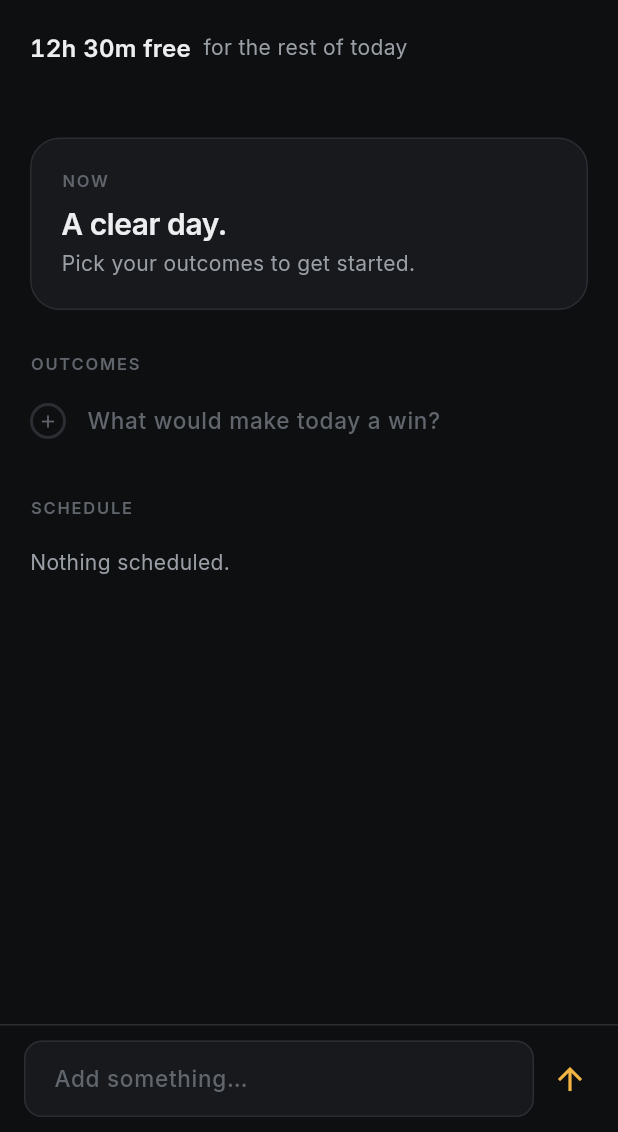
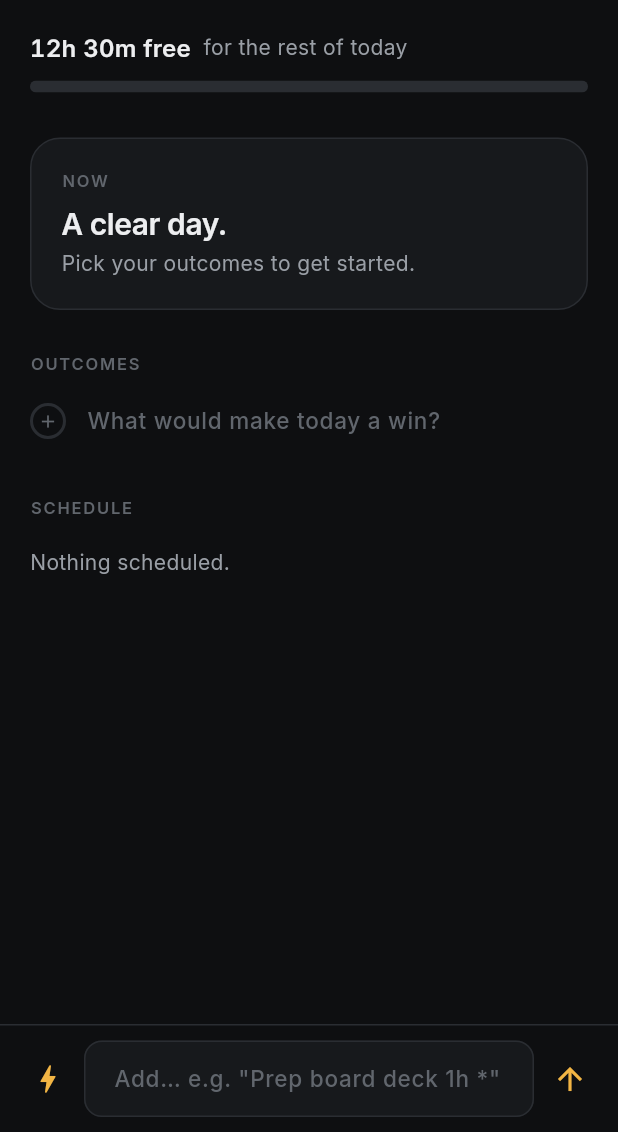
Before and after one commit to diaxenl/planner, a Flutter app: the screen it shows after launch, on a phone screen of 412 x 824 dp, the part 104-1236 px from its top. Run offline on Flutter 3.47's test engine with Material 3 defaults, Android fonts, the phone set to English and light mode, and no system bars.

Commit message:
Phase 13: capture & triage; visual fixes
- Capture bar parses shorthand and adds directly (Edit snackbar)
- Something came up: Do it now / Later today / Tomorrow
- Now card follows the most recently started item
- Fix invisible load bar; apply Inter to all text roles

Co-Authored-By: Claude Opus 5.5 <noreply@anthropic.com>

```diff
--- a/lib/core/theme.dart
+++ b/lib/core/theme.dart
@@ -61,7 +61,8 @@ class AppTheme {
       outlineVariant: c.hairline,
     );
 
-    final text = _textTheme(c);
+    // Apply Inter to every role, including ones used by buttons.
+    final text = _textTheme(c).apply(fontFamily: fontFamily);
 
     return ThemeData(
       useMaterial3: true,
--- a/lib/features/day/widgets/capture_bar.dart
+++ b/lib/features/day/widgets/capture_bar.dart
@@ -4,10 +4,17 @@ import '../../../core/theme.dart';
 
 /// Composer-style capture field pinned to the bottom of the Day screen.
 /// Submitting hands the raw text to [onSubmit] and clears the field.
+/// When [onSomethingCameUp] is set (today only), a bolt button opens the
+/// interruption flow.
 class CaptureBar extends StatefulWidget {
-  const CaptureBar({super.key, required this.onSubmit});
+  const CaptureBar({
+    super.key,
+    required this.onSubmit,
+    this.onSomethingCameUp,
+  });
 
   final ValueChanged<String> onSubmit;
+  final VoidCallback? onSomethingCameUp;
 
   @override
   State<CaptureBar> createState() => _CaptureBarState();
@@ -24,6 +31,7 @@ class _CaptureBarState extends State<CaptureBar> {
 
   void _submit() {
     final raw = _controller.text;
+    if (raw.trim().isEmpty) return;
     _controller.clear();
     widget.onSubmit(raw);
   }
@@ -32,13 +40,21 @@ class _CaptureBarState extends State<CaptureBar> {
   Widget build(BuildContext context) {
     final colors = HyperColors.of(context);
     return Container(
-      padding: const EdgeInsets.fromLTRB(16, 10, 8, 10),
+      padding: const EdgeInsets.fromLTRB(8, 10, 8, 10),
       decoration: BoxDecoration(
         color: colors.background,
         border: Border(top: BorderSide(color: colors.hairline)),
       ),
       child: Row(
         children: [
+          if (widget.onSomethingCameUp != null)
+            IconButton(
+              tooltip: 'Something came up',
+              onPressed: widget.onSomethingCameUp,
+              icon: Icon(Icons.bolt, color: colors.accent),
+            )
+          else
+            const SizedBox(width: 8),
           Expanded(
             child: TextField(
               controller: _controller,
@@ -46,7 +62,7 @@ class _CaptureBarState extends State<CaptureBar> {
               textCapitalization: TextCapitalization.sentences,
               onSubmitted: (_) => _submit(),
               decoration: InputDecoration(
-                hintText: 'Add something…',
+                hintText: 'Add… e.g. "Prep board deck 1h *"',
                 fillColor: colors.surface,
                 isDense: true,
               ),
--- a/lib/features/day/widgets/load_bar.dart
+++ b/lib/features/day/widgets/load_bar.dart
@@ -53,14 +53,14 @@ class LoadBar extends StatelessWidget {
           child: SizedBox(
             height: 8,
             child: segments.isEmpty
-                ? ColoredBox(color: colors.hairline)
+                ? Container(color: colors.hairline)
                 : Row(
                     children: [
                       for (var i = 0; i < segments.length; i++) ...[
                         if (i > 0) const SizedBox(width: 2),
                         Expanded(
                           flex: segments[i].$1,
-                          child: ColoredBox(color: segments[i].$2),
+                          child: Container(color: segments[i].$2),
                         ),
                       ],
                     ],
--- a/lib/services/day_stats.dart
+++ b/lib/services/day_stats.dart
@@ -89,9 +89,10 @@ class DayStats {
     );
   }
 
-  /// The item to focus on at [nowMinutes]: the in-progress item if any,
-  /// else the not-started item whose window contains now, else the next
-  /// upcoming not-started item. `null` if nothing is left today.
+  /// The item to focus on at [nowMinutes]: the most recently started
+  /// in-progress item if any, else the not-started item whose window
+  /// contains now, else the next upcoming not-started item. `null` if
+  /// nothing is left today.
   static ScheduledTask? currentItem(DaySchedule schedule, int nowMinutes) {
     final active = schedule.committed.where(
       (st) =>
@@ -99,9 +100,16 @@ class DayStats {
           st.task.status == TaskStatus.inProgress,
     );
 
+    ScheduledTask? latest;
     for (final st in active) {
-      if (st.task.status == TaskStatus.inProgress) return st;
+      if (st.task.status != TaskStatus.inProgress) continue;
+      final started = st.task.startedAt;
+      if (latest == null ||
+          (started != null && started.isAfter(latest.task.startedAt!))) {
+        latest = st;
+      }
     }
+    if (latest != null) return latest;
     for (final st in active) {
       if (st.startMinutes <= nowMinutes && nowMinutes < st.endMinutes) {
         return st;
```
Also changed, not shown: lib/features/day/day_screen.dart (+86 -17 lines), lib/features/day/widgets/interruption_sheet.dart (added, +98 -0 lines), 3 other files.
